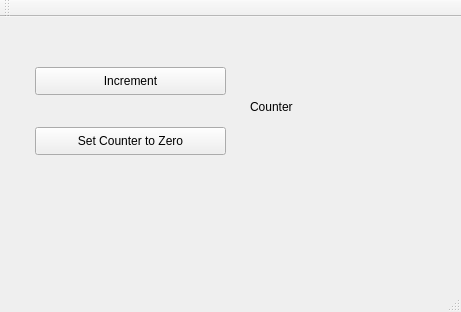
This is mainwindow.ui in kppavlov/QTTest as Qt 5 draws it before an edit. The edited form follows.
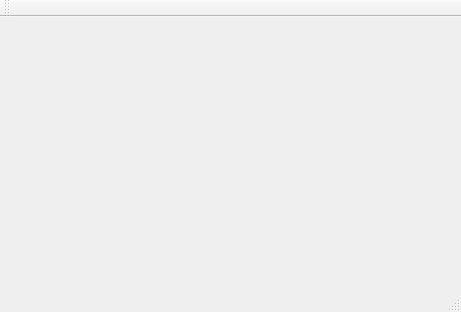
This is the edited form.

Commit message: Forger about the UI drag and drop...

```diff
--- a/mainwindow.ui
+++ b/mainwindow.ui
@@ -13,47 +13,7 @@
   <property name="windowTitle">
    <string>MainWindow</string>
   </property>
-  <widget class="QWidget" name="centralWidget">
-   <widget class="QPushButton" name="pushButton">
-    <property name="geometry">
-     <rect>
-      <x>35</x>
-      <y>50</y>
-      <width>191</width>
-      <height>28</height>
-     </rect>
-    </property>
-    <property name="text">
-     <string>Increment</string>
-    </property>
-   </widget>
-   <widget class="QLabel" name="label">
-    <property name="geometry">
-     <rect>
-      <x>250</x>
-      <y>80</y>
-      <width>63</width>
-      <height>20</height>
-     </rect>
-    </property>
-    <property name="text">
-     <string>Counter</string>
-    </property>
-   </widget>
-   <widget class="QPushButton" name="pushButton_2">
-    <property name="geometry">
-     <rect>
-      <x>35</x>
-      <y>110</y>
-      <width>191</width>
-      <height>28</height>
-     </rect>
-    </property>
-    <property name="text">
-     <string>Set Counter to Zero</string>
-    </property>
-   </widget>
-  </widget>
+  <widget class="QWidget" name="centralWidget"/>
   <widget class="QMenuBar" name="menuBar">
    <property name="geometry">
     <rect>
```
The commit also changes 4 other files.
